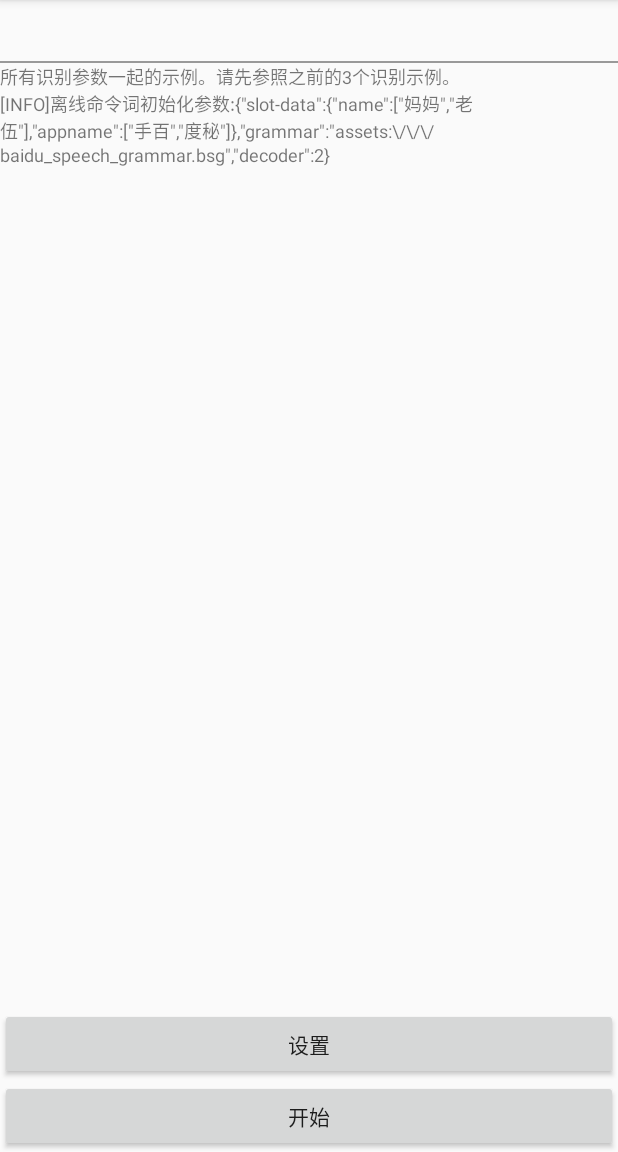
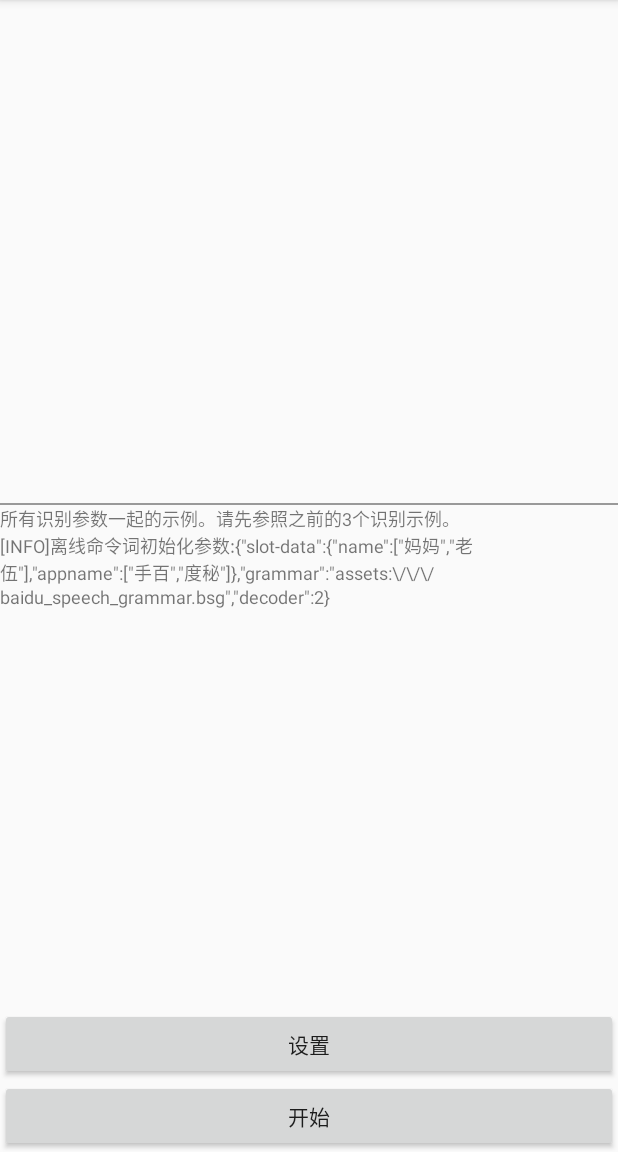
Before and after one commit to LanSenJia/TextRecognitionSpeechSynthesis, an Android app: the ActivityAllRecog screen opened directly, with no data from a screen before it, on a phone screen of 412 x 824 dp, the part 84-1236 px from its top. Run offline under Robolectric (Android 15) with nearby library versions, the phone set to English and light mode, and no system bars.

Commit message:
完成语音识别功能

```diff
--- a/app/src/main/java/com/gdsgj/textrecognitionspeechsynthesis/Const.java
+++ b/app/src/main/java/com/gdsgj/textrecognitionspeechsynthesis/Const.java
@@ -12,10 +12,10 @@ public class Const {
      * 发布时请替换成自己申请的appId appKey 和 secretKey。注意如果需要离线合成功能,请在您申请的应用中填写包名。
      * 本demo的包名是com.baidu.tts.sample，定义在build.gradle中。
      */
-    protected static String appId = "16374859";
+    protected static String appId = "17721709";
 
-    protected static String appKey = "5lRif6D73gebgh3ShLy0Cd49";
+    protected static String appKey = "4gjVTa9Q6Mjkzya9hEc6OYEQ";
 
-    protected static String secretKey = "btW35hoH1t0MqFIVpKU1lYKNa9RKswAT";
+    protected static String secretKey = "8o5VRVhosQOoRpTL5GKTCdhmxDWijIL7 ";
 
 }
--- a/uiasr/src/main/res/layout/common.xml
+++ b/uiasr/src/main/res/layout/common.xml
@@ -1,46 +1,48 @@
 <?xml version="1.0" encoding="utf-8"?>
 <LinearLayout xmlns:android="http://schemas.android.com/apk/res/android"
     android:layout_width="fill_parent"
-    android:orientation="vertical"
-    android:layout_height="fill_parent">
+    android:layout_height="fill_parent"
+    android:orientation="vertical">
 
     <TextView
+        android:id="@+id/txtResult"
         android:layout_width="match_parent"
-        android:layout_height="wrap_content"
-        android:textSize="18dp"
+        android:layout_height="0dp"
+        android:layout_weight="1"
         android:padding="8dp"
-        android:id="@+id/txtResult" />
+        android:textColor="#000000"
+        android:textSize="30dp" />
 
     <View
         android:layout_width="match_parent"
-        android:background="#999"
-        android:layout_height="1dp" />
+        android:layout_height="1dp"
+        android:background="#999" />
 
     <ScrollView
         android:layout_width="match_parent"
-        android:layout_weight="1"
-        android:layout_height="match_parent">
+        android:layout_height="0dp"
+        android:layout_weight="1">
 
         <TextView
+            android:id="@+id/txtLog"
             android:layout_width="match_parent"
             android:layout_height="match_parent"
-            android:textSize="12dp"
-            android:id="@+id/txtLog" />
+            android:textSize="12dp" />
     </ScrollView>
 
 
     <Button
+        android:id="@+id/setting"
         android:layout_width="match_parent"
         android:layout_height="wrap_content"
-        android:text="@string/setting"
-        android:id="@+id/setting"
-        android:layout_alignParentBottom="true" />
+        android:layout_alignParentBottom="true"
+        android:text="@string/setting" />
 
     <Button
+        android:id="@+id/btn"
         android:layout_width="match_parent"
         android:layout_height="wrap_content"
-        android:text="@string/start"
-        android:id="@+id/btn"
-        android:layout_alignParentBottom="true" />
+        android:layout_alignParentBottom="true"
+        android:text="@string/start" />
 
 </LinearLayout>
```
Also changed, not shown: uiasr/src/main/java/com/baidu/aip/asrwakeup3/uiasr/activity/ActivityUiRecog.java (+18 -1 lines).
